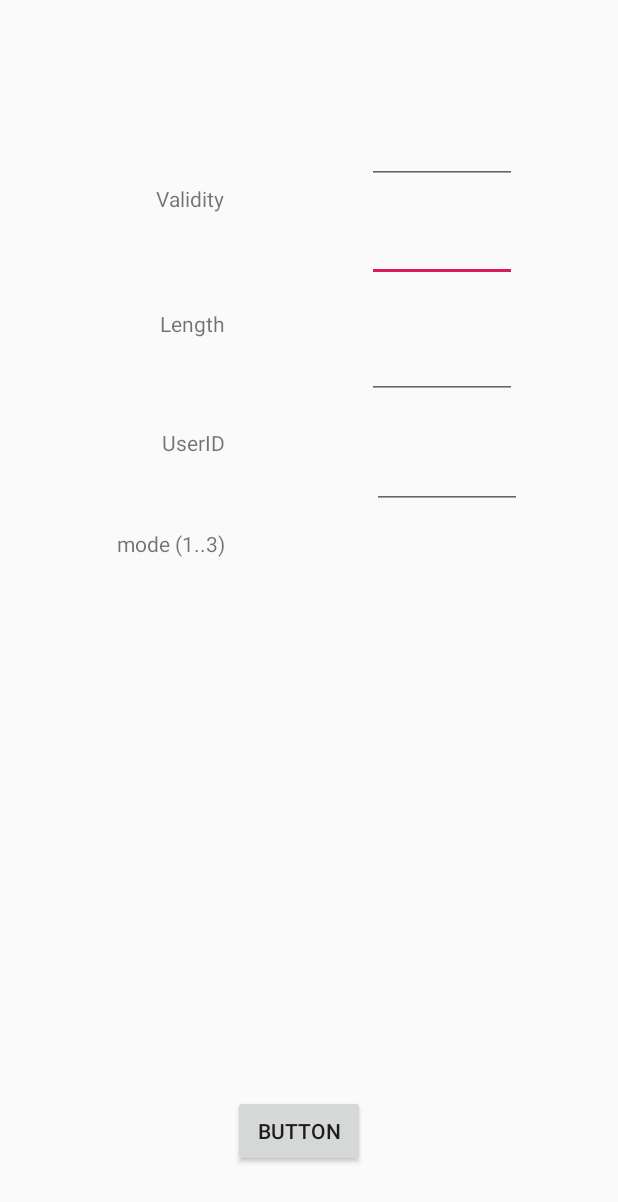
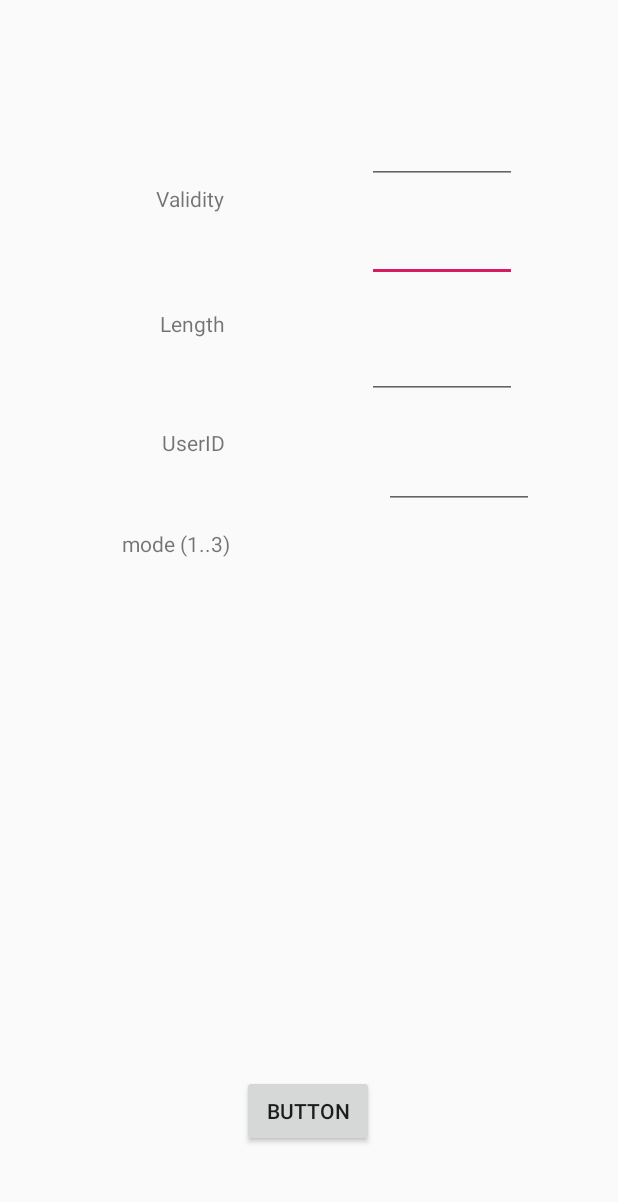
Before and after one commit to EdoardoLenzi9/SystemSecurityLab, an Android app: the layout activity_main.xml on its own in the app's theme, with its tools: preview values and no code run, on a phone screen of 412 x 824 dp. Shown: the top 1202 px of the screen. Run offline under Robolectric (Android 15) with nearby library versions, the phone set to English and light mode, and no system bars.

```diff
--- a/HelloAndroid/app/src/main/res/layout/activity_main.xml
+++ b/HelloAndroid/app/src/main/res/layout/activity_main.xml
@@ -42,10 +42,10 @@
         android:text="Button"
         app:layout_constraintBottom_toBottomOf="parent"
         app:layout_constraintEnd_toEndOf="parent"
-        app:layout_constraintHorizontal_bias="0.479"
+        app:layout_constraintHorizontal_bias="0.498"
         app:layout_constraintStart_toStartOf="parent"
-        app:layout_constraintTop_toTopOf="parent"
-        app:layout_constraintVertical_bias="0.941" />
+        app:layout_constraintTop_toBottomOf="@+id/message"
+        app:layout_constraintVertical_bias="0.813" />
 
     <EditText
         android:id="@+id/uid"
@@ -99,7 +99,7 @@
         android:id="@+id/mode"
         android:layout_width="100dp"
         android:layout_height="wrap_content"
-        android:layout_marginEnd="64dp"
+        android:layout_marginEnd="56dp"
         android:ems="10"
         android:inputType="number"
         android:maxLength="1"
@@ -121,9 +121,10 @@
         app:layout_constraintVertical_bias="0.438" />
 
     <TextView
-        android:id="@+id/pin"
-        android:layout_width="wrap_content"
+        android:id="@+id/message"
+        android:layout_width="0dp"
         android:layout_height="wrap_content"
+        android:gravity="center"
         app:layout_constraintBottom_toBottomOf="parent"
         app:layout_constraintEnd_toEndOf="parent"
         app:layout_constraintHorizontal_bias="0.485"
@@ -131,15 +132,4 @@
         app:layout_constraintTop_toBottomOf="@+id/modeLabel"
         app:layout_constraintVertical_bias="0.156" />
 
-    <TextView
-        android:id="@+id/time"
-        android:layout_width="wrap_content"
-        android:layout_height="wrap_content"
-        app:layout_constraintBottom_toTopOf="@+id/generate"
-        app:layout_constraintEnd_toEndOf="parent"
-        app:layout_constraintHorizontal_bias="0.485"
-        app:layout_constraintStart_toStartOf="parent"
-        app:layout_constraintTop_toBottomOf="@+id/pin"
-        app:layout_constraintVertical_bias="0.09" />
-
 </androidx.constraintlayout.widget.ConstraintLayout>
```
Also changed, not shown: HelloAndroid/app/src/main/java/com/example/helloandroid/Generator.java (+9 -24 lines), HelloAndroid/app/src/main/java/com/example/helloandroid/MainActivity.java (+51 -23 lines), HelloAndroid/app/src/main/java/com/example/helloandroid/PinDto.java (added, +19 -0 lines), HelloAndroid/app/src/main/java/com/example/helloandroid/PinParameters.java (added, +25 -0 lines), Verifier/src/main/java/com/example/helloandroid/PinDto.java (added, +19 -0 lines), Verifier/src/main/java/com/example/helloandroid/PinParameters.java (added, +25 -0 lines), Verifier/src/main/java/com/example/verifier/Generator.java (+6 -1 lines), Verifier/src/main/java/com/example/verifier/UnidirectionalVerifier.java (+22 -8 lines), Verifier/src/main/java/com/example/verifier/Validator.java (+7 -0 lines), 78 other files.
